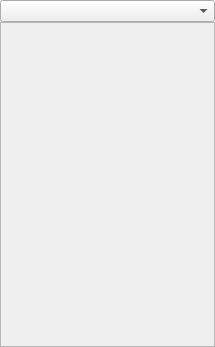
Above: huggle/hugglequeue.ui from huggle/huggle3-qt-lx before the change. Below: the same form after it.
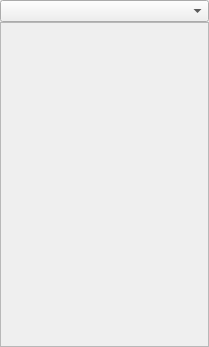
That is the form after the change.

What changed in the file:
```diff
--- a/huggle/hugglequeue.ui
+++ b/huggle/hugglequeue.ui
@@ -6,7 +6,7 @@
    <rect>
     <x>0</x>
     <y>0</y>
-    <width>215</width>
+    <width>209</width>
     <height>347</height>
    </rect>
   </property>
@@ -16,6 +16,12 @@
     <verstretch>0</verstretch>
    </sizepolicy>
   </property>
+  <property name="minimumSize">
+   <size>
+    <width>200</width>
+    <height>113</height>
+   </size>
+  </property>
   <property name="features">
    <set>QDockWidget::DockWidgetFloatable|QDockWidget::DockWidgetMovable</set>
   </property>
@@ -46,8 +52,8 @@
         <rect>
          <x>0</x>
          <y>0</y>
-         <width>211</width>
-         <height>295</height>
+         <width>207</width>
+         <height>303</height>
         </rect>
        </property>
        <property name="sizePolicy">
```
Left out of the diff: 11 changed lines with no effect on the pictures.
